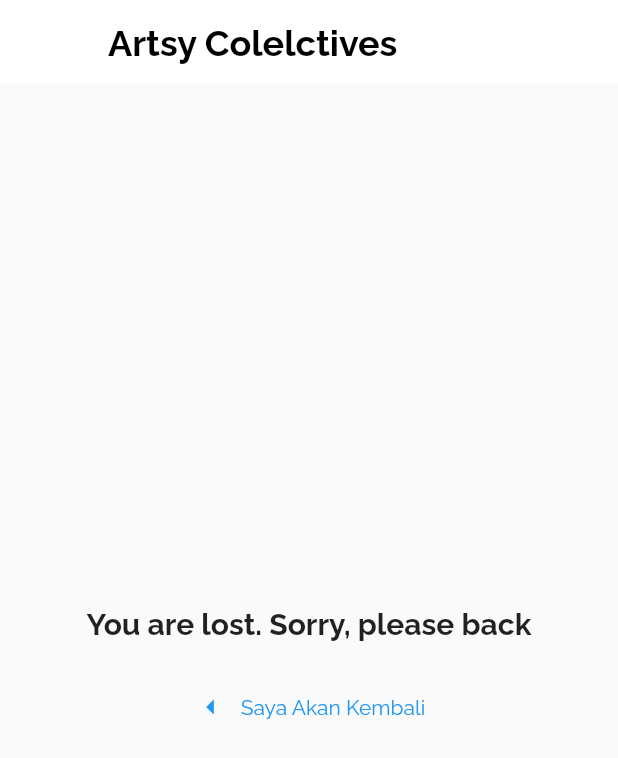
After one commit to code7070/learn-flutter-web-1, a Flutter app: the Page404 screen opened directly, on a phone screen of 412 x 824 dp. The commit adds this screen. Shown: the top 758 px of the screen. Run offline on Flutter 3.47's test engine with Material 2 defaults, Android fonts, the phone set to English and light mode, and no system bars; missing offline and left inert: div.

Commit message:
adding not-found page

```diff
--- a/lib/app.dart
+++ b/lib/app.dart
@@ -1,4 +1,5 @@
 import 'package:flutter/material.dart';
+import 'package:flutter_web/screens/404/index.dart';
 import 'package:flutter_web/screens/home/index.dart';
 import 'package:flutter_web/screens/profile/index.dart';
 
@@ -16,6 +17,12 @@ class WebApp extends StatelessWidget {
       routes: {
         '/': (context) => const MyHomePage(),
         '/profile': (context) => const ProfileScreen(),
+      },
+      onUnknownRoute: (settings) {
+        return MaterialPageRoute(builder: (context) {
+          return const Page404();
         });
+      },
+    );
   }
 }
--- /dev/null
+++ b/lib/screens/404/index.dart
@@ -0,0 +1,38 @@
+import 'package:flutter/material.dart';
+import 'package:flutter_web/components/header/logo.dart';
+import 'package:flutter_web/components/text/h1.dart';
+import 'package:flutter_web/helpers/colors.dart';
+import 'package:flutter_web/helpers/router.dart';
+
+class Page404 extends StatelessWidget {
+  const Page404({super.key});
+
+  @override
+  Widget build(BuildContext context) {
+    return Scaffold(
+      appBar: AppBar(
+        elevation: 0,
+        backgroundColor: appColorBase,
+        title: const LogoFont(),
+      ),
+      body: Center(
+        child: Column(
+          mainAxisAlignment: MainAxisAlignment.center,
+          crossAxisAlignment: CrossAxisAlignment.center,
+          children: [
+            Container(
+              margin: const EdgeInsets.all(20),
+              child: const H1(title: 'You are lost. Sorry, please back'),
+            ),
+            TextButton.icon(
+                onPressed: () {
+                  RouterUtils.back(context);
+                },
+                icon: const Icon(Icons.arrow_left),
+                label: const Text('Saya Akan Kembali'))
+          ],
+        ),
+      ),
+    );
+  }
+}
```
Lines whose indentation alone changed are shown as unchanged.
